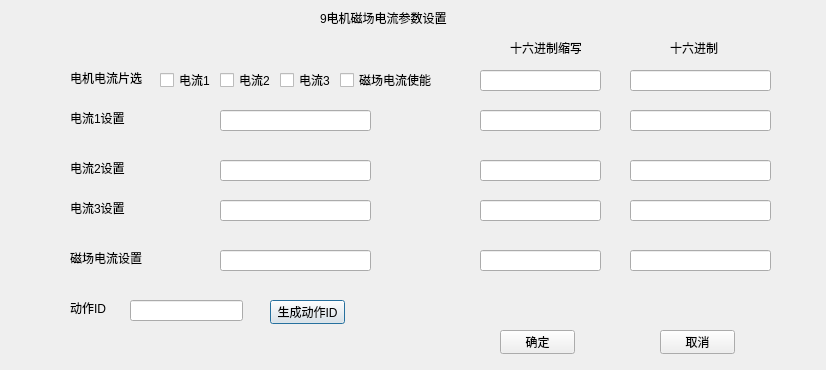
The window that ui/motormagneticfieldcurrent.ui (JcypVacant/-experiment-process-config) describes before a commit, drawn with Qt 5.
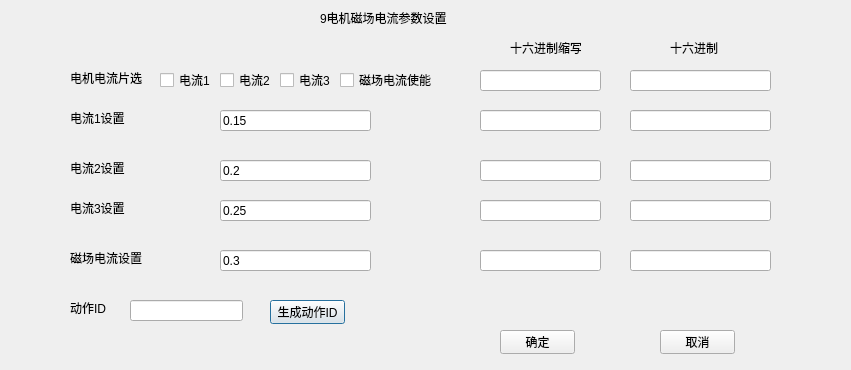
The same window after the commit.

```diff
--- a/ui/motormagneticfieldcurrent.ui
+++ b/ui/motormagneticfieldcurrent.ui
@@ -6,7 +6,7 @@
    <rect>
     <x>0</x>
     <y>0</y>
-    <width>826</width>
+    <width>851</width>
     <height>370</height>
    </rect>
   </property>
@@ -126,6 +126,9 @@
      <height>21</height>
     </rect>
    </property>
+   <property name="text">
+    <string>0.15</string>
+   </property>
   </widget>
   <widget class="QLineEdit" name="lineEdit_2">
    <property name="geometry">
@@ -136,6 +139,9 @@
      <height>21</height>
     </rect>
    </property>
+   <property name="text">
+    <string>0.2</string>
+   </property>
   </widget>
   <widget class="QLabel" name="label_5">
    <property name="geometry">
@@ -159,6 +165,9 @@
      <height>21</height>
     </rect>
    </property>
+   <property name="text">
+    <string>0.25</string>
+   </property>
   </widget>
   <widget class="QLabel" name="label_6">
    <property name="geometry">
@@ -182,6 +191,9 @@
      <height>21</height>
     </rect>
    </property>
+   <property name="text">
+    <string>0.3</string>
+   </property>
   </widget>
   <widget class="QLabel" name="label_7">
    <property name="geometry">
```
Left out of the diff: 38 changed lines with no effect on the pictures.
